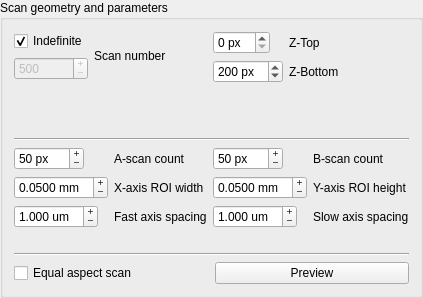
Old version of the form src/main/ui/scan_octa.ui in the repository sstucker/PyImageOCT.
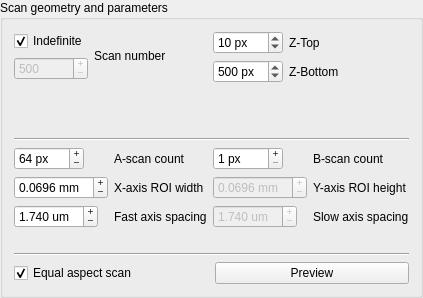
New version of the form.

Commit message: Working 256x256 C-scan

Diff of the .ui file:
```diff
--- a/src/main/ui/scan_octa.ui
+++ b/src/main/ui/scan_octa.ui
@@ -89,6 +89,12 @@
        <property name="suffix">
         <string> px</string>
        </property>
+       <property name="maximum">
+        <number>1024</number>
+       </property>
+       <property name="value">
+        <number>10</number>
+       </property>
       </widget>
      </item>
      <item row="0" column="1">
@@ -110,10 +116,10 @@
         <string> px</string>
        </property>
        <property name="maximum">
-        <number>1024</number>
+        <number>1025</number>
        </property>
        <property name="value">
-        <number>200</number>
+        <number>500</number>
        </property>
       </widget>
      </item>
@@ -156,7 +162,7 @@
         <number>2400</number>
        </property>
        <property name="value">
-        <number>50</number>
+        <number>64</number>
        </property>
       </widget>
      </item>
@@ -191,7 +197,7 @@
         <double>0.001000000000000</double>
        </property>
        <property name="value">
-        <double>0.050000000000000</double>
+        <double>0.069600000000000</double>
        </property>
       </widget>
      </item>
@@ -226,7 +232,7 @@
         <double>0.010000000000000</double>
        </property>
        <property name="value">
-        <double>1.000000000000000</double>
+        <double>1.740000000000000</double>
        </property>
       </widget>
      </item>
@@ -262,7 +268,7 @@
         <number>3600</number>
        </property>
        <property name="value">
-        <number>50</number>
+        <number>1</number>
        </property>
       </widget>
      </item>
@@ -278,6 +284,9 @@
      </item>
      <item row="1" column="0">
       <widget class="QDoubleSpinBox" name="spinROIHeight">
+       <property name="enabled">
+        <bool>false</bool>
+       </property>
        <property name="toolTip">
         <string>The width of the C-scan in physical units</string>
        </property>
@@ -297,7 +306,7 @@
         <double>0.001000000000000</double>
        </property>
        <property name="value">
-        <double>0.050000000000000</double>
+        <double>0.069600000000000</double>
        </property>
       </widget>
      </item>
@@ -313,6 +322,9 @@
      </item>
      <item row="2" column="0">
       <widget class="QDoubleSpinBox" name="spinSlowAxisSpacing">
+       <property name="enabled">
+        <bool>false</bool>
+       </property>
        <property name="toolTip">
         <string>The distance between adjacent B-scans in physical units</string>
        </property>
@@ -332,7 +344,7 @@
         <double>0.010000000000000</double>
        </property>
        <property name="value">
-        <double>1.000000000000000</double>
+        <double>1.740000000000000</double>
        </property>
       </widget>
      </item>
@@ -359,7 +371,7 @@
         <string>Equal aspect scan</string>
        </property>
        <property name="checked">
-        <bool>false</bool>
+        <bool>true</bool>
        </property>
       </widget>
      </item>
```
The commit also changes 14 other files.
